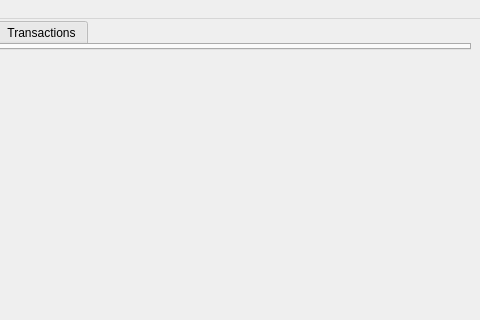
Qt form src/qt/plasmacoin-ui/mainwindow.ui (plasmacoin-crypto/Plasmacoin-Blockchain) before a commit; both pictures show x 320 to 800 and y 0 to 320 of the 800 by 600 pixel window.
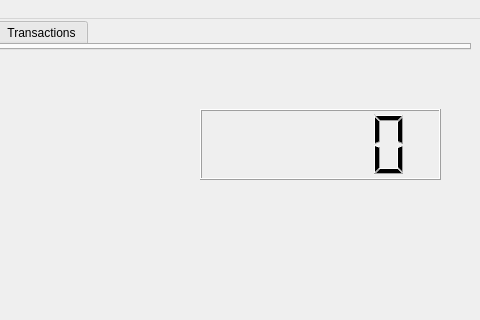
The same form after that commit. The open tabs and pages were chosen to show the change. Icons and pictures are not drawn.

Commit message: Set up different pages with QStackedWidget

```diff
--- a/src/qt/plasmacoin-ui/mainwindow.ui
+++ b/src/qt/plasmacoin-ui/mainwindow.ui
@@ -67,6 +67,44 @@
      </attribute>
     </widget>
    </widget>
+   <widget class="QStackedWidget" name="stackedWidget">
+    <property name="geometry">
+     <rect>
+      <x>0</x>
+      <y>30</y>
+      <width>801</width>
+      <height>531</height>
+     </rect>
+    </property>
+    <property name="currentIndex">
+     <number>0</number>
+    </property>
+    <widget class="QWidget" name="page">
+     <widget class="QLCDNumber" name="lcdNumber">
+      <property name="geometry">
+       <rect>
+        <x>520</x>
+        <y>60</y>
+        <width>241</width>
+        <height>71</height>
+       </rect>
+      </property>
+      <property name="smallDecimalPoint">
+       <bool>false</bool>
+      </property>
+      <property name="digitCount">
+       <number>5</number>
+      </property>
+      <property name="mode">
+       <enum>QLCDNumber::Dec</enum>
+      </property>
+      <property name="segmentStyle">
+       <enum>QLCDNumber::Filled</enum>
+      </property>
+     </widget>
+    </widget>
+    <widget class="QWidget" name="page_2"/>
+   </widget>
   </widget>
   <widget class="QStatusBar" name="statusbar"/>
   <widget class="QMenuBar" name="menubar">
```
Left out of the diff: 2 changed lines with no effect on the pictures. The commit also changes 2 other files.
